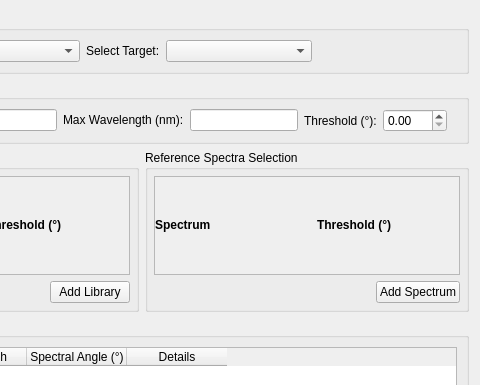
Old version of the form src/wiser/gui/ui_files/spectral_angle_mapper.ui in the repository Ehlmann-research-group/WISER; both pictures show x 197 to 677 and y 0 to 385 of the 677 by 618 pixel window.
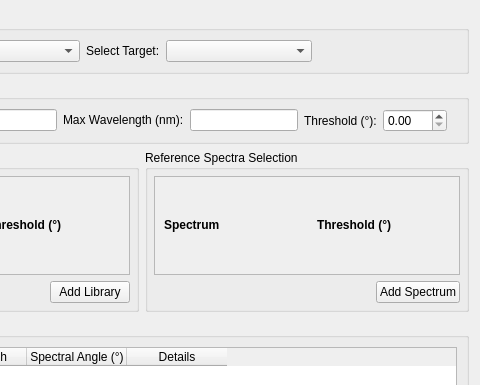
New version of the form.

Diff of the .ui file:
```diff
--- a/src/wiser/gui/ui_files/spectral_angle_mapper.ui
+++ b/src/wiser/gui/ui_files/spectral_angle_mapper.ui
@@ -303,16 +303,16 @@
            </property>
            <layout class="QGridLayout" name="specGrid" rowstretch="0" columnstretch="0,0">
             <property name="leftMargin">
-             <number>0</number>
+             <number>9</number>
             </property>
             <property name="topMargin">
-             <number>0</number>
+             <number>9</number>
             </property>
             <property name="rightMargin">
-             <number>0</number>
+             <number>9</number>
             </property>
             <property name="bottomMargin">
-             <number>0</number>
+             <number>9</number>
             </property>
             <property name="horizontalSpacing">
              <number>20</number>
```
